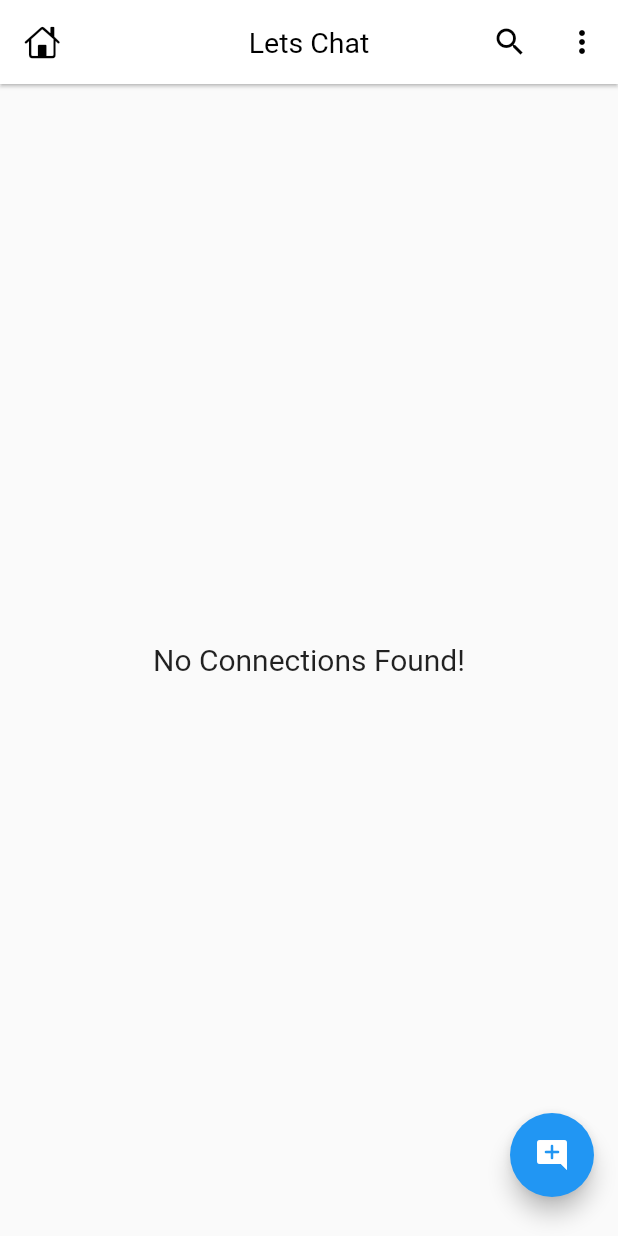
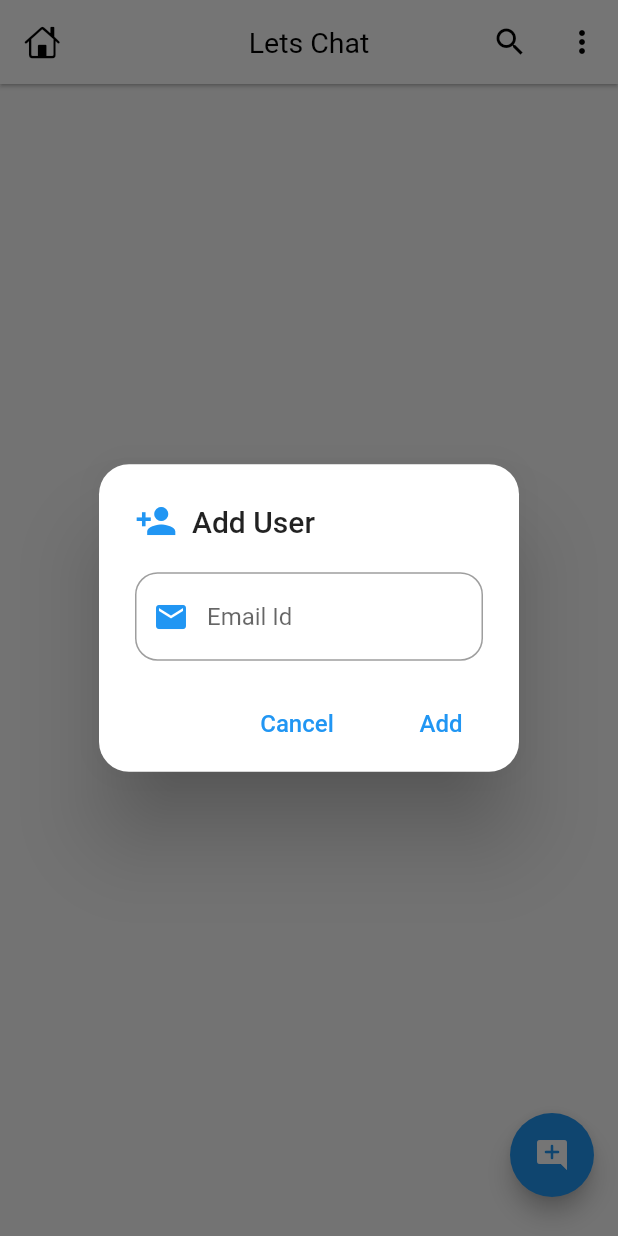
Before and after one commit to shounak-dev/LetsChat, a Flutter app: the HomeScreen screen opened directly, after a tap on the "add comment" icon, on a phone screen of 412 x 824 dp. Run offline on Flutter 3.47's test engine with Material 2 defaults, Android fonts, the phone set to English and light mode, and no system bars; our stand-ins replace cached_network_image, cloud_firestore, emoji_picker_flutter, firebase_auth, firebase_core, firebase_messaging and 4 more; missing offline and left inert: flutter_notification_channel; accounts and stored records are empty; network calls fail.

Commit message:
Last Feature Add

```diff
--- a/lib/api/apis.dart
+++ b/lib/api/apis.dart
@@ -48,6 +48,35 @@ class APIs {
         .set(chatUser.toJson());
   }
 
+  // for adding an chat user for our conversation
+  static Future<bool> addChatUser(String email) async {
+    final data = await firestore
+        .collection('users')
+        .where('email', isEqualTo: email)
+        .get();
+
+    log('data: ${data.docs}');
+
+    if (data.docs.isNotEmpty && data.docs.first.id != user.uid) {
+      //user exists
+
+      log('user exists: ${data.docs.first.data()}');
+
+      firestore
+          .collection('users')
+          .doc(user.uid)
+          .collection('my_users')
+          .doc(data.docs.first.id)
+          .set({});
+
+      return true;
+    } else {
+      //user doesn't exists
+
+      return false;
+    }
+  }
+
   // for getting current user info
   static Future<void> getSelfInfo() async {
     await firestore.collection('users').doc(user.uid).get().then((user) async {
@@ -95,11 +124,29 @@ class APIs {
   }
 
   // for getting all users from firestore database
-  static Stream<QuerySnapshot<Map<String, dynamic>>> getAllUsers() {
+  static Stream<QuerySnapshot<Map<String, dynamic>>> getAllUsers(
+      List<String> userIds) {
+    log('\nUserIds: $userIds');
+
     return firestore
         .collection('users')
-        .where('id', isNotEqualTo: user.uid)
+        .where('id',
+            whereIn: userIds.isEmpty
+                ? ['']
+                : userIds) //because empty list throws an error
+        // .where('id', isNotEqualTo: user.uid)
         .snapshots();
+  }
+
+  // for adding an user to my user when first message is send
+  static Future<void> sendFirstMessage(
+      ChatUser chatUser, String msg, Type type) async {
+    await firestore
+        .collection('users')
+        .doc(chatUser.id)
+        .collection('my_users')
+        .doc(user.uid)
+        .set({}).then((value) => sendMessage(chatUser, msg, type));
   }
 
   // for updating user information
@@ -150,6 +197,15 @@ class APIs {
       'last_active': DateTime.now().millisecondsSinceEpoch.toString(),
       'push_token': me.pushToken,
     });
+  }
+
+  // for getting id's of known users from firestore database
+  static Stream<QuerySnapshot<Map<String, dynamic>>> getMyUsersId() {
+    return firestore
+        .collection('users')
+        .doc(user.uid)
+        .collection('my_users')
+        .snapshots();
   }
 
   // for getting firebase messaging token
--- a/lib/screens/chat_screen.dart
+++ b/lib/screens/chat_screen.dart
@@ -298,7 +298,15 @@ class _ChatScreenState extends State<ChatScreen> {
           MaterialButton(
             onPressed: () {
               if (_textController.text.isNotEmpty) {
-                APIs.sendMessage(widget.user, _textController.text, Type.text);
+                if (_list.isEmpty) {
+                  //on first message (add user to my_user collection of chat user)
+                  APIs.sendFirstMessage(
+                      widget.user, _textController.text, Type.text);
+                } else {
+                  //simply send message
+                  APIs.sendMessage(
+                      widget.user, _textController.text, Type.text);
+                }
                 _textController.text = '';
               }
             },
--- a/lib/screens/home_screen.dart
+++ b/lib/screens/home_screen.dart
@@ -9,6 +9,7 @@ import 'package:lets_chat/models/chat_user.dart';
 import 'package:lets_chat/screens/profile_screen.dart';
 
 import '../api/apis.dart';
+import '../helper/dialogs.dart';
 import '../main.dart';
 import '../widgets/chat_user_card.dart';
 
@@ -116,19 +117,38 @@ class _HomeScreenState extends State<HomeScreen> {
             padding: const EdgeInsets.only(bottom: 10),
             child: FloatingActionButton(
                 onPressed: () async {
-                  await APIs.auth.signOut();
-                  await GoogleSignIn().signOut();
+                  _addChatUserDialog();
                 },
                 child: const Icon(Icons.add_comment_rounded)),
           ),
+
+          //body
           body: StreamBuilder(
-              stream: APIs.getAllUsers(),
+            stream: APIs.getMyUsersId(),
+
+            //get id of only known users
             builder: (context, snapshot) {
               switch (snapshot.connectionState) {
                 //if data is loading
                 case ConnectionState.waiting:
                 case ConnectionState.none:
                   return const Center(child: CircularProgressIndicator());
+
+                //if some or all data is loaded then show it
+                case ConnectionState.active:
+                case ConnectionState.done:
+                  return StreamBuilder(
+                    stream: APIs.getAllUsers(
+                        snapshot.data?.docs.map((e) => e.id).toList() ?? []),
+
+                    //get only those user, who's ids are provided
+                    builder: (context, snapshot) {
+                      switch (snapshot.connectionState) {
+                        //if data is loading
+                        case ConnectionState.waiting:
+                        case ConnectionState.none:
+                        // return const Center(
+                        //     child: CircularProgressIndicator());
 
                         //if some or all data is loaded then show it
                         case ConnectionState.active:
@@ -141,8 +161,9 @@ class _HomeScreenState extends State<HomeScreen> {
 
                           if (_list.isNotEmpty) {
                             return ListView.builder(
-                          itemCount:
-                              _isSearching ? _searchList.length : _list.length,
+                                itemCount: _isSearching
+                                    ? _searchList.length
+                                    : _list.length,
                                 padding: EdgeInsets.only(top: mq.height * .01),
                                 physics: const BouncingScrollPhysics(),
                                 itemBuilder: (context, index) {
@@ -150,7 +171,6 @@ class _HomeScreenState extends State<HomeScreen> {
                                       user: _isSearching
                                           ? _searchList[index]
                                           : _list[index]);
-                            // return Text('Name: ${list[index]}');
                                 });
                           } else {
                             return const Center(
@@ -159,9 +179,82 @@ class _HomeScreenState extends State<HomeScreen> {
                             );
                           }
                       }
-              }),
+                    },
+                  );
+              }
+            },
+          ),
         ),
       ),
     );
   }
+
+  // for adding new chat user
+  void _addChatUserDialog() {
+    String email = '';
+
+    showDialog(
+        context: context,
+        builder: (_) => AlertDialog(
+              contentPadding: const EdgeInsets.only(
+                  left: 24, right: 24, top: 20, bottom: 10),
+
+              shape: RoundedRectangleBorder(
+                  borderRadius: BorderRadius.circular(20)),
+
+              //title
+              title: Row(
+                children: const [
+                  Icon(
+                    Icons.person_add,
+                    color: Colors.blue,
+                    size: 28,
+                  ),
+                  Text('  Add User')
+                ],
+              ),
+
+              //content
+              content: TextFormField(
+                maxLines: null,
+                onChanged: (value) => email = value,
+                decoration: InputDecoration(
+                    hintText: 'Email Id',
+                    prefixIcon: const Icon(Icons.email, color: Colors.blue),
+                    border: OutlineInputBorder(
+                        borderRadius: BorderRadius.circular(15))),
+              ),
+
+              //actions
+              actions: [
+                //cancel button
+                MaterialButton(
+                    onPressed: () {
+                      //hide alert dialog
+                      Navigator.pop(context);
+                    },
+                    child: const Text('Cancel',
+                        style: TextStyle(color: Colors.blue, fontSize: 16))),
+
+                //add button
+                MaterialButton(
+                    onPressed: () async {
+                      //hide alert dialog
+                      Navigator.pop(context);
+                      if (email.isNotEmpty) {
+                        await APIs.addChatUser(email).then((value) {
+                          if (!value) {
+                            Dialogs.showSnackbar(
+                                context, 'User does not Exists!');
                           }
+                        });
+                      }
+                    },
+                    child: const Text(
+                      'Add',
+                      style: TextStyle(color: Colors.blue, fontSize: 16),
+                    ))
+              ],
+            ));
+  }
+}
```
Lines whose indentation alone changed are shown as unchanged.
